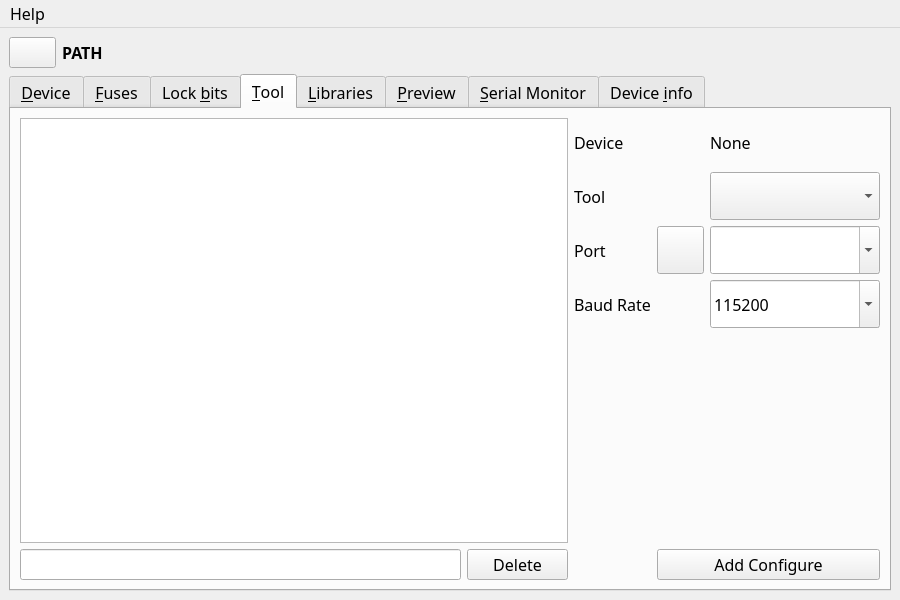
Qt form resource/main.ui (leecurrent04/AVR-Development-Utility) before a commit.
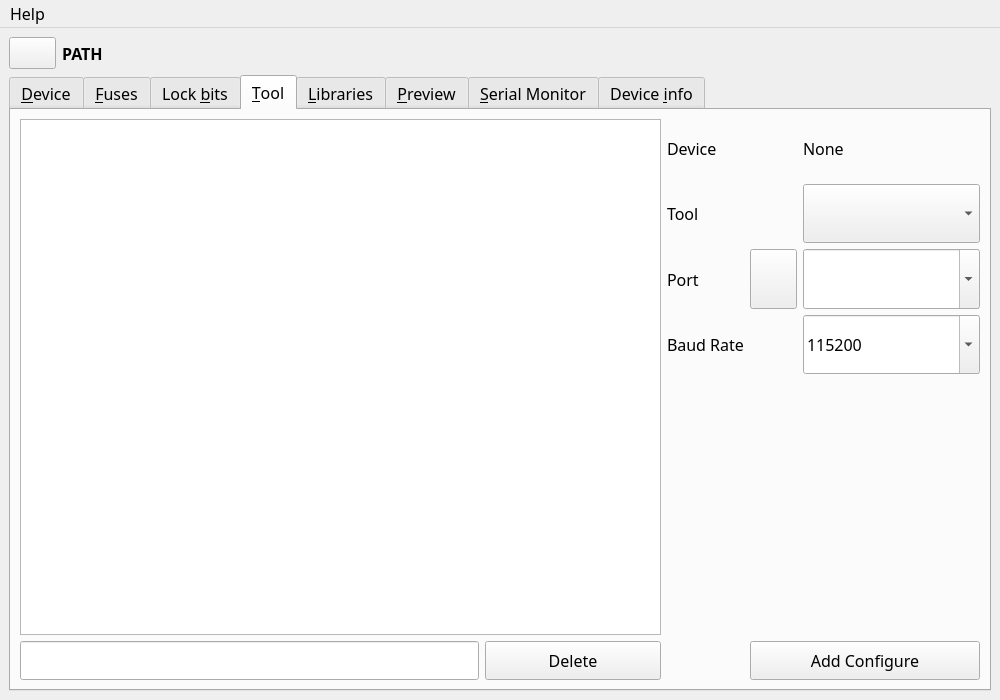
The same form after that commit. The open tabs and pages were chosen to show the change. Icons and pictures are not drawn.

Patch:
```diff
--- a/resource/main.ui
+++ b/resource/main.ui
@@ -9,8 +9,8 @@
    <rect>
     <x>0</x>
     <y>0</y>
-    <width>900</width>
-    <height>600</height>
+    <width>1000</width>
+    <height>700</height>
    </rect>
   </property>
   <property name="sizePolicy">
@@ -281,7 +281,7 @@
               <property name="sizePolicy">
                <sizepolicy hsizetype="Expanding" vsizetype="Expanding">
                 <horstretch>1</horstretch>
-                <verstretch>1</verstretch>
+                <verstretch>2</verstretch>
                </sizepolicy>
               </property>
               <property name="text">
@@ -293,14 +293,20 @@
              <widget class="QListWidget" name="LW_ToolConfigureList">
               <property name="sizePolicy">
                <sizepolicy hsizetype="Expanding" vsizetype="Expanding">
-                <horstretch>3</horstretch>
-                <verstretch>5</verstretch>
+                <horstretch>5</horstretch>
+                <verstretch>3</verstretch>
                </sizepolicy>
               </property>
              </widget>
             </item>
             <item row="8" column="3" colspan="2">
              <widget class="QPushButton" name="PB_ToolAddConfigure">
+              <property name="sizePolicy">
+               <sizepolicy hsizetype="Preferred" vsizetype="Preferred">
+                <horstretch>0</horstretch>
+                <verstretch>0</verstretch>
+               </sizepolicy>
+              </property>
               <property name="text">
                <string>Add Configure</string>
               </property>
@@ -829,7 +835,7 @@
     <rect>
      <x>0</x>
      <y>0</y>
-     <width>900</width>
+     <width>1000</width>
      <height>24</height>
     </rect>
    </property>
```
Left out of the diff: 56 changed lines with no effect on the pictures.
